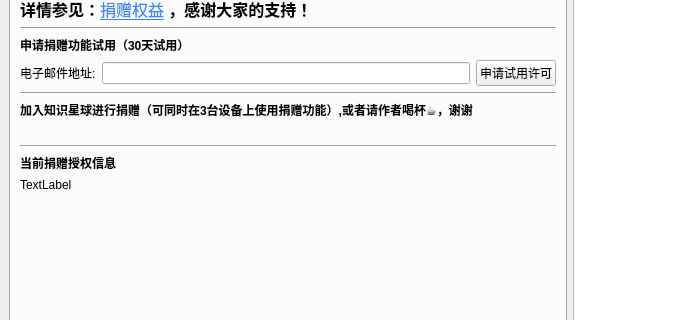
Above: hikyuu/gui/data/MainWindow.ui from fasiondog/hikyuu before the change; both pictures show x 0 to 696 and y 290 to 610 of the 1139 by 713 pixel window. Below: the same form after it.
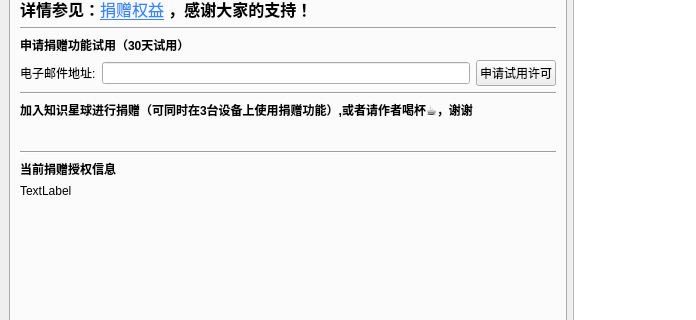
That is the form after the change. The open tabs and pages were chosen to show the change. Icons and pictures are not drawn.

Commit message: feat(gui): 添加授权到期提醒功能并优化界面布局

```diff
--- a/hikyuu/gui/data/MainWindow.ui
+++ b/hikyuu/gui/data/MainWindow.ui
@@ -1915,7 +1915,7 @@
            <layout class="QHBoxLayout" name="horizontalLayout_22"/>
           </item>
           <item>
-           <layout class="QHBoxLayout" name="horizontalLayout_26" stretch="0,0">
+           <layout class="QHBoxLayout" name="horizontalLayout_26" stretch="0,0,0">
             <property name="sizeConstraint">
              <enum>QLayout::SetFixedSize</enum>
             </property>
@@ -1966,6 +1966,19 @@
               </property>
              </widget>
             </item>
+            <item>
+             <spacer name="horizontalSpacer_15">
+              <property name="orientation">
+               <enum>Qt::Horizontal</enum>
+              </property>
+              <property name="sizeHint" stdset="0">
+               <size>
+                <width>40</width>
+                <height>20</height>
+               </size>
+              </property>
+             </spacer>
+            </item>
            </layout>
           </item>
          </layout>
```
Left out of the diff: 6 changed lines with no effect on the pictures. The commit also changes 6 other files.
